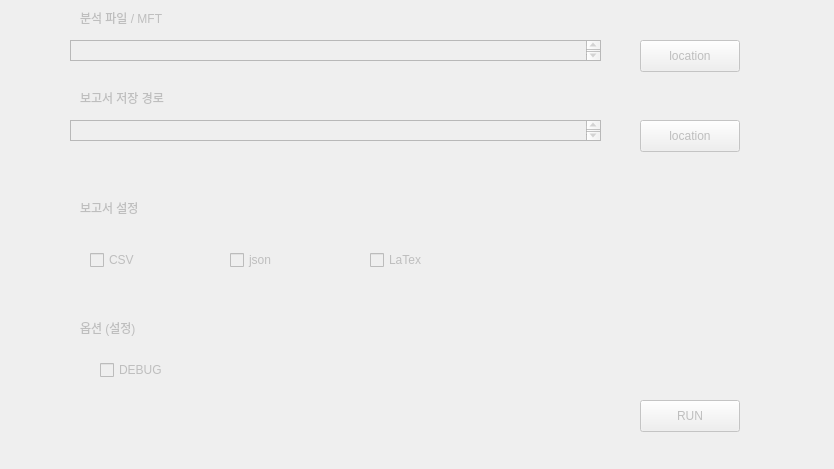
Before: the Qt Designer form Qt/form.ui in Casper-Wants-To-Run/MFT-Casper, drawn with Qt 5.
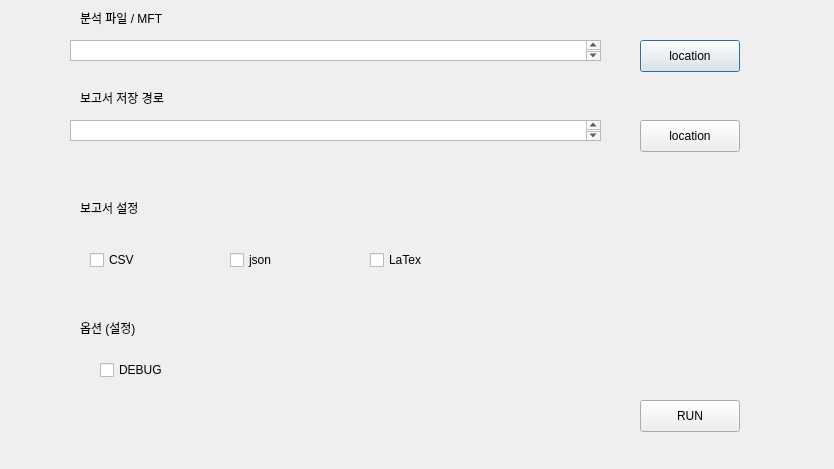
After: the same form once the commit is applied.

Commit message: Qt GUI / UI 완성

```diff
--- a/Qt/form.ui
+++ b/Qt/form.ui
@@ -1,10 +1,7 @@
 <?xml version="1.0" encoding="UTF-8"?>
 <ui version="4.0">
- <class>Widget</class>
- <widget class="QWidget" name="Widget">
-  <property name="enabled">
-   <bool>false</bool>
-  </property>
+ <class>Dialog</class>
+ <widget class="QDialog" name="Dialog">
   <property name="geometry">
    <rect>
     <x>0</x>
@@ -28,12 +25,6 @@
    <property name="text">
     <string>location</string>
    </property>
-   <property name="checkable">
-    <bool>false</bool>
-   </property>
-   <property name="checked">
-    <bool>false</bool>
-   </property>
   </widget>
   <widget class="QTextBrowser" name="textBrowser_MFT">
    <property name="geometry">
@@ -57,12 +48,6 @@
    <property name="text">
     <string>location</string>
    </property>
-   <property name="checkable">
-    <bool>false</bool>
-   </property>
-   <property name="checked">
-    <bool>false</bool>
-   </property>
   </widget>
   <widget class="QTextBrowser" name="textBrowser_SAVE">
    <property name="geometry">
@@ -151,9 +136,6 @@
    <property name="text">
     <string>DEBUG</string>
    </property>
-   <property name="checkable">
-    <bool>false</bool>
-   </property>
   </widget>
   <widget class="QCheckBox" name="checkBox_CSV">
    <property name="geometry">
@@ -167,9 +149,6 @@
    <property name="text">
     <string>CSV</string>
    </property>
-   <property name="checkable">
-    <bool>false</bool>
-   </property>
   </widget>
   <widget class="QCheckBox" name="checkBox_JSON">
    <property name="geometry">
@@ -183,9 +162,6 @@
    <property name="text">
     <string>json</string>
    </property>
-   <property name="checkable">
-    <bool>false</bool>
-   </property>
   </widget>
   <widget class="QCheckBox" name="checkBox_LaTex">
    <property name="geometry">
@@ -199,9 +175,6 @@
    <property name="text">
     <string>LaTex</string>
    </property>
-   <property name="checkable">
-    <bool>false</bool>
-   </property>
   </widget>
  </widget>
  <resources/>
```
Left out of the diff: 2 changed lines with no effect on the pictures. The commit also changes 1 other file.
